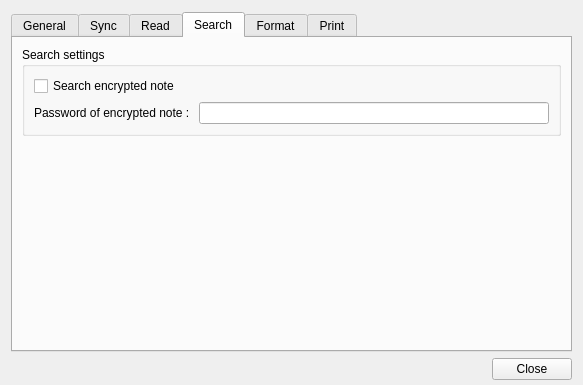
First picture: the form in src/ui/WizPreferenceDialog.ui, repository WizTeam/WizQTClient, before the edit.
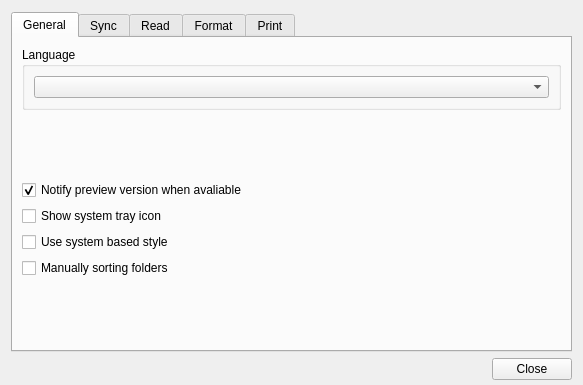
Second picture: the form after the edit. The open tabs and pages were chosen to show the change.

Diff of the .ui file:
```diff
--- a/src/ui/WizPreferenceDialog.ui
+++ b/src/ui/WizPreferenceDialog.ui
@@ -424,60 +424,6 @@
        </item>
       </layout>
      </widget>
-     <widget class="QWidget" name="tabSearch">
-      <attribute name="title">
-       <string>Search</string>
-      </attribute>
-      <layout class="QVBoxLayout" name="verticalLayout_11">
-       <item>
-        <widget class="QGroupBox" name="groupBox_3">
-         <property name="title">
-          <string>Search settings</string>
-         </property>
-         <layout class="QVBoxLayout" name="verticalLayout_10">
-          <item>
-           <widget class="QCheckBox" name="checkBoxSearchEncryNote">
-            <property name="text">
-             <string>Search encrypted note</string>
-            </property>
-           </widget>
-          </item>
-          <item>
-           <layout class="QHBoxLayout" name="horizontalLayout_3">
-            <item>
-             <widget class="QLabel" name="label_6">
-              <property name="text">
-               <string>Password of encrypted note : </string>
-              </property>
-             </widget>
-            </item>
-            <item>
-             <widget class="QLineEdit" name="lineEditNotePassword">
-              <property name="echoMode">
-               <enum>QLineEdit::Password</enum>
-              </property>
-             </widget>
-            </item>
-           </layout>
-          </item>
-         </layout>
-        </widget>
-       </item>
-       <item>
-        <spacer name="verticalSpacer_4">
-         <property name="orientation">
-          <enum>Qt::Vertical</enum>
-         </property>
-         <property name="sizeHint" stdset="0">
-          <size>
-           <width>20</width>
-           <height>59</height>
-          </size>
-         </property>
-        </spacer>
-       </item>
-      </layout>
-     </widget>
      <widget class="QWidget" name="tabFormat">
       <attribute name="title">
        <string>Format</string>
```
